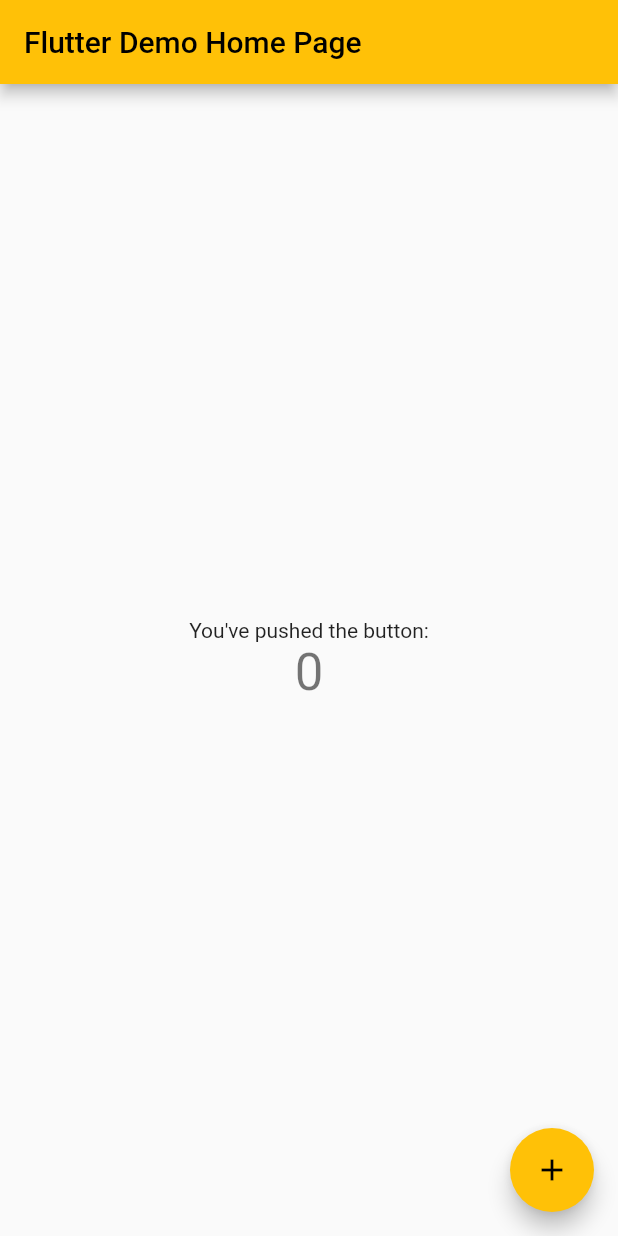
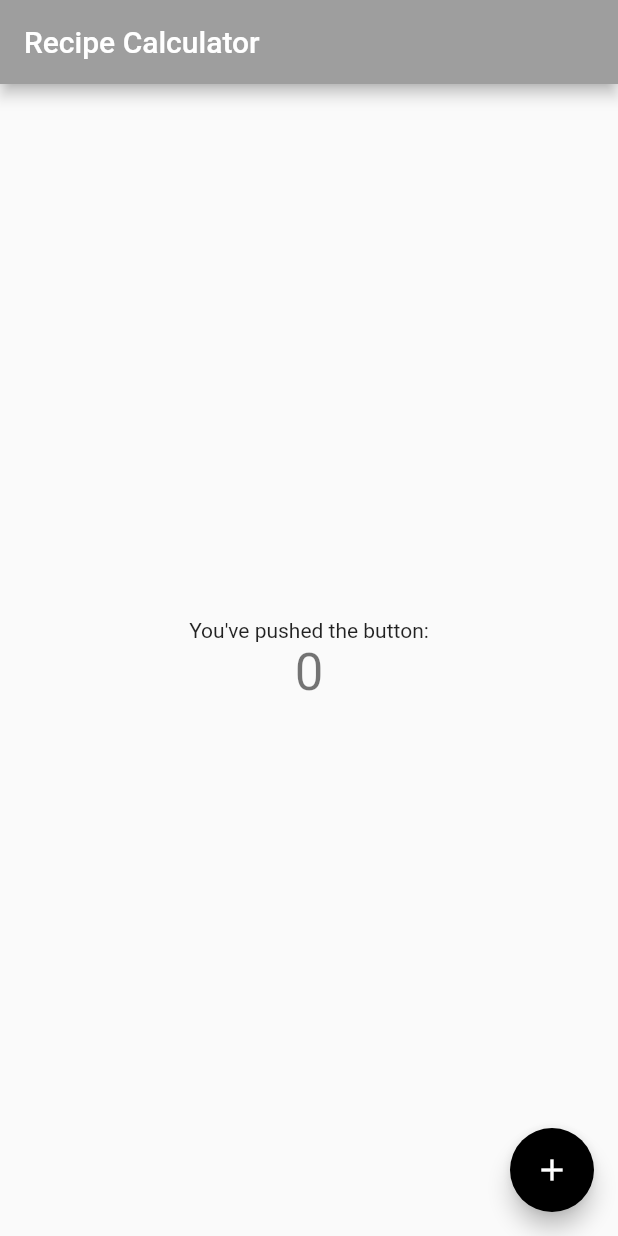
Before and after one commit to Vitafresh/katz_flutter_recipe, a Flutter app: the screen it shows after launch, on a phone screen of 412 x 824 dp. Run offline on Flutter 3.47's test engine with Material 2 defaults, Android fonts, the phone set to English and light mode, and no system bars.

Commit message:
Change titles and theme

```diff
--- a/lib/main.dart
+++ b/lib/main.dart
@@ -10,21 +10,17 @@
   // This widget is the root of your application.
   @override
   Widget build(BuildContext context) {
+    final ThemeData theme = ThemeData();
+
     return MaterialApp(
-      title: 'Flutter Demo',
-      theme: ThemeData(
-        // This is the theme of your application.
-
-        // Try running your application with "flutter run". You'll see the
-        // application has a blue toolbar. Then, without quitting the app, try
-        // changing the primarySwatch below to Colors.green and then invoke
-        // "hot reload" (press "r" in the console where you ran "flutter run",
-        // or simply save your changes to "hot reload" in a Flutter IDE).
-        // Notice that the counter didn't reset back to zero; the application
-        // is not restarted.
-        primarySwatch: Colors.amber,
+      title: 'Recipe Calculator',
+      theme: theme.copyWith(
+        colorScheme: theme.colorScheme.copyWith(
+          primary: Colors.grey,
+          secondary: Colors.black,
+        )
       ),
-      home: const MyHomePage(title: 'Flutter Demo Home Page'),
+      home: const MyHomePage(title: 'Recipe Calculator'),
     );
   }
 }
```
